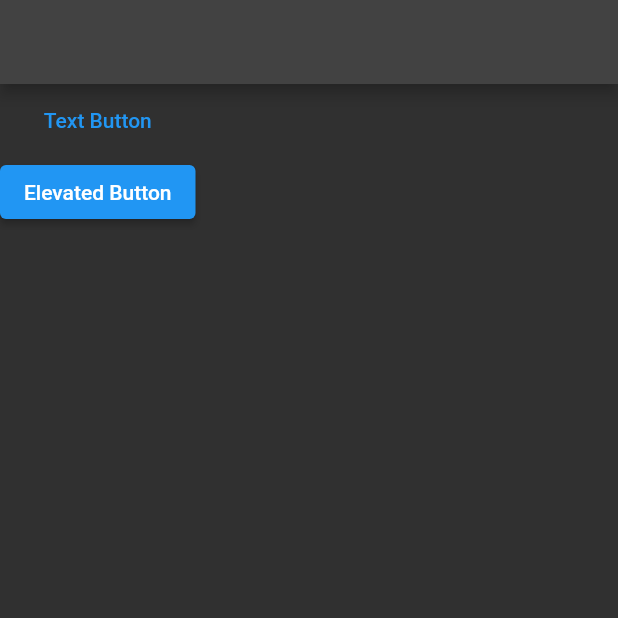
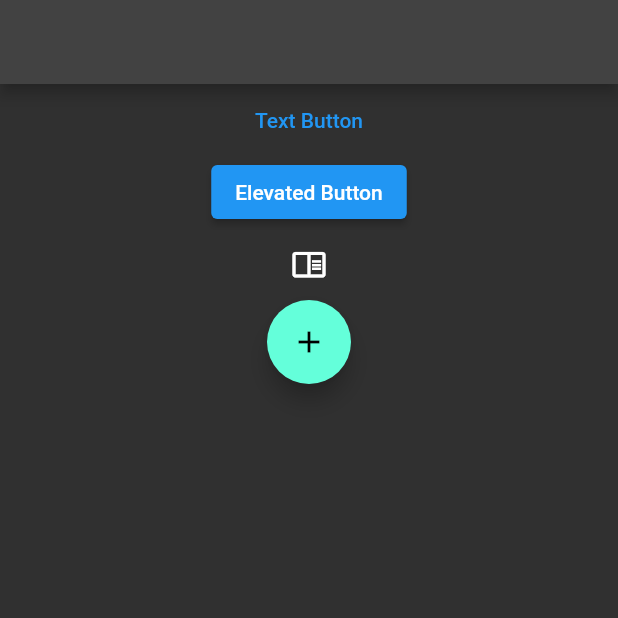
Before and after one commit to erdemgocen44/Flutter-Learn, a Flutter app: the screen it shows after launch, on a phone screen of 412 x 824 dp, the top half of it. Run offline on Flutter 3.47's test engine with Material 2 defaults, Android fonts, the phone set to English and light mode, and no system bars.

Commit message:
buttons starting

```diff
--- a/lib/101/button_learn.dart
+++ b/lib/101/button_learn.dart
@@ -7,14 +7,21 @@ class ButtonLearnView extends StatelessWidget {
   Widget build(BuildContext context) {
     return Scaffold(
       appBar: AppBar(),
-      body: Column(
+      body: Center(
+        child: Column(
           children: [
             TextButton(
               child: const Text("Text Button"),
               onPressed: () {},
             ),
-          ElevatedButton(onPressed: () {}, child: Text('Elevated Button'))
+            ElevatedButton(onPressed: () {}, child: Text('Elevated Button')),
+            IconButton(
+                onPressed: () {},
+                icon: const Icon(Icons.chrome_reader_mode_outlined)),
+            FloatingActionButton(
+                onPressed: () {}, child: const Icon(Icons.add)),
           ],
+        ),
       ),
     );
   }
```
Lines whose indentation alone changed are shown as unchanged.
